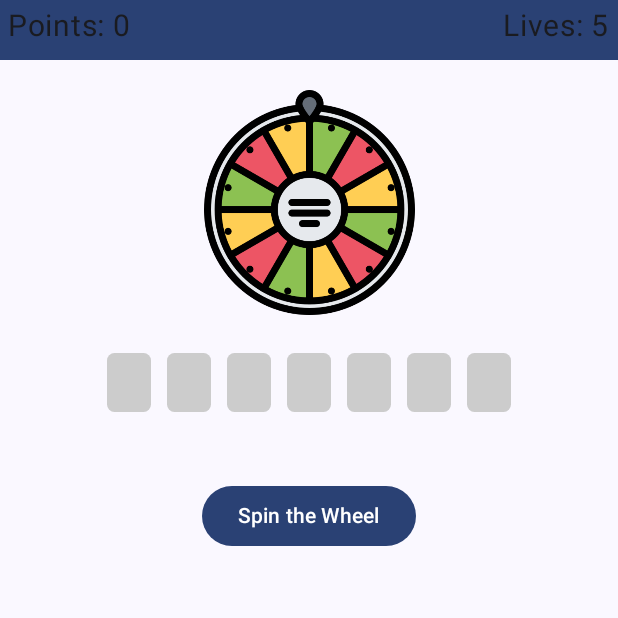
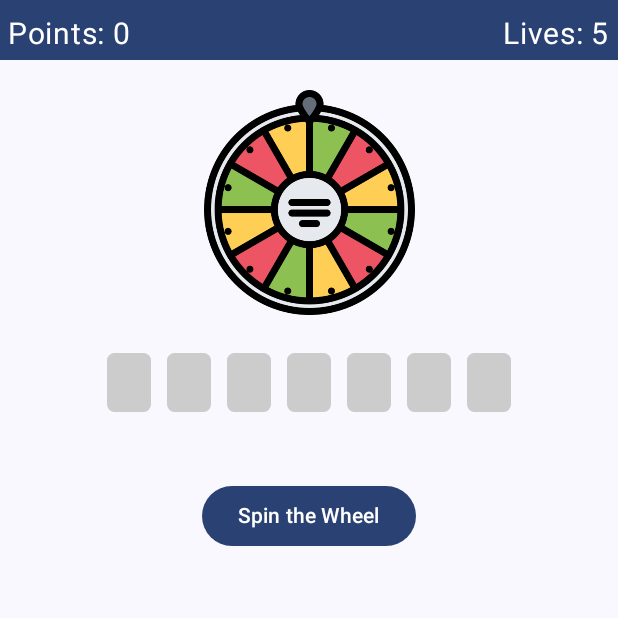
Before and after one commit to Greve2001/WheelOfFortune, an Android app built with Jetpack Compose: the GameScreen screen opened through its navigation route, on a phone screen of 412 x 824 dp, the top half of it. Run offline under Robolectric (Android 15) with nearby library versions, the phone set to English and light mode, and no system bars; our stand-ins replace accompanist.

Commit message:
Changed statusbar color

```diff
--- a/app/build.gradle
+++ b/app/build.gradle
@@ -63,4 +63,6 @@ dependencies {
 
     def nav_version = "2.5.3"
     implementation("androidx.navigation:navigation-compose:$nav_version")
+
+    implementation "com.google.accompanist:accompanist-systemuicontroller:0.23.1"
 }
--- a/app/src/main/java/com/example/wheeloffortune/ui/Components.kt
+++ b/app/src/main/java/com/example/wheeloffortune/ui/Components.kt
@@ -1,6 +1,7 @@
 package com.example.wheeloffortune
 
 import androidx.compose.foundation.background
+import androidx.compose.foundation.border
 import androidx.compose.foundation.layout.*
 import androidx.compose.foundation.lazy.grid.GridCells
 import androidx.compose.foundation.lazy.grid.LazyVerticalGrid
@@ -60,17 +61,21 @@ fun TopBar(points: Int, lives: Int){
             .fillMaxWidth()
             .height(40.dp)
             .background(color = MaterialTheme.colorScheme.primary),
-        horizontalArrangement = Arrangement.SpaceBetween
+        horizontalArrangement = Arrangement.SpaceBetween,
+        verticalAlignment = Alignment.Bottom
     ) {
+        val color = MaterialTheme.colorScheme.onPrimary
         Text(
             text = "Points: $points",
             modifier = Modifier.padding(5.dp),
-            fontSize = 20.sp
+            fontSize = 20.sp,
+            color = color
         )
         Text(
             text = "Lives: $lives",
             modifier = Modifier.padding(5.dp),
-            fontSize = 20.sp
+            fontSize = 20.sp,
+            color = color
         )
     }
 }
--- a/app/src/main/java/com/example/wheeloffortune/ui/theme/Theme.kt
+++ b/app/src/main/java/com/example/wheeloffortune/ui/theme/Theme.kt
@@ -4,6 +4,7 @@ import android.app.Activity
 import android.os.Build
 import androidx.compose.foundation.isSystemInDarkTheme
 import androidx.compose.material3.MaterialTheme
+import androidx.compose.material3.MaterialTheme.colorScheme
 import androidx.compose.material3.darkColorScheme
 import androidx.compose.material3.dynamicDarkColorScheme
 import androidx.compose.material3.dynamicLightColorScheme
@@ -14,6 +15,7 @@ import androidx.compose.ui.graphics.toArgb
 import androidx.compose.ui.platform.LocalContext
 import androidx.compose.ui.platform.LocalView
 import androidx.core.view.ViewCompat
+import com.google.accompanist.systemuicontroller.rememberSystemUiController
 
 private val DarkColorScheme = darkColorScheme(
     primary = Purple80,
@@ -60,6 +62,15 @@ fun WheelOfFortuneTheme(
         }
     }
 
+    val systemUiController = rememberSystemUiController()
+    // Set status bar color
+    val color = MaterialTheme.colorScheme.onPrimary
+    SideEffect {
+        systemUiController.setStatusBarColor(
+            color = color
+        )
+    }
+
     MaterialTheme(
         colorScheme = colorScheme,
         typography = Typography,
```
